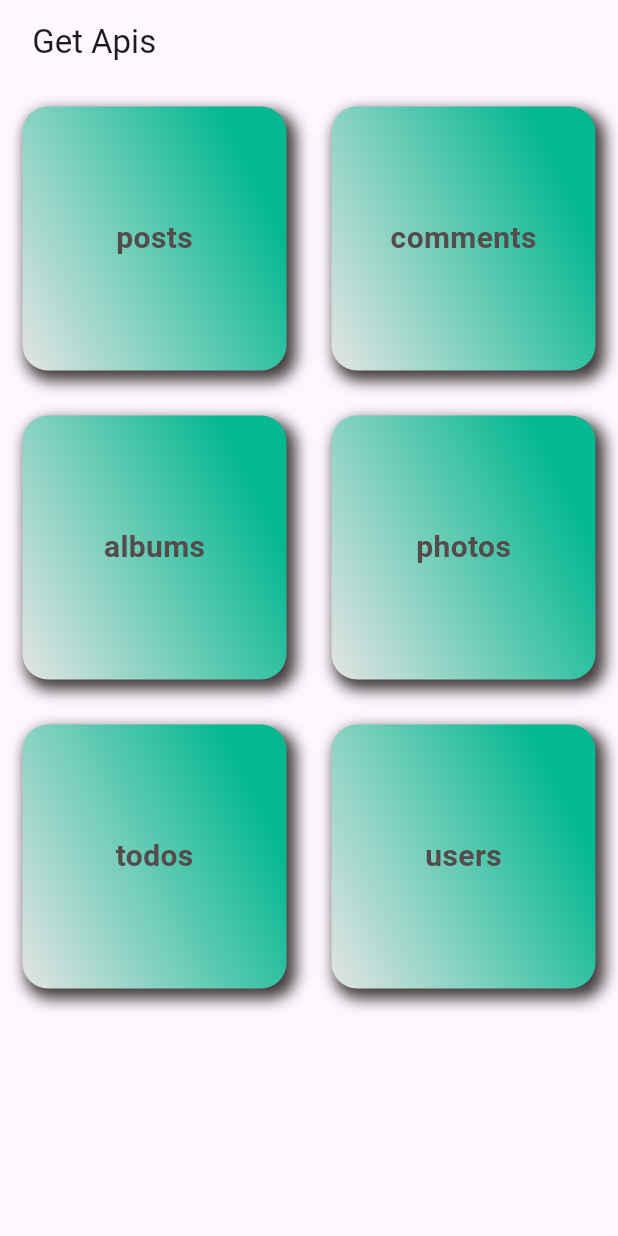
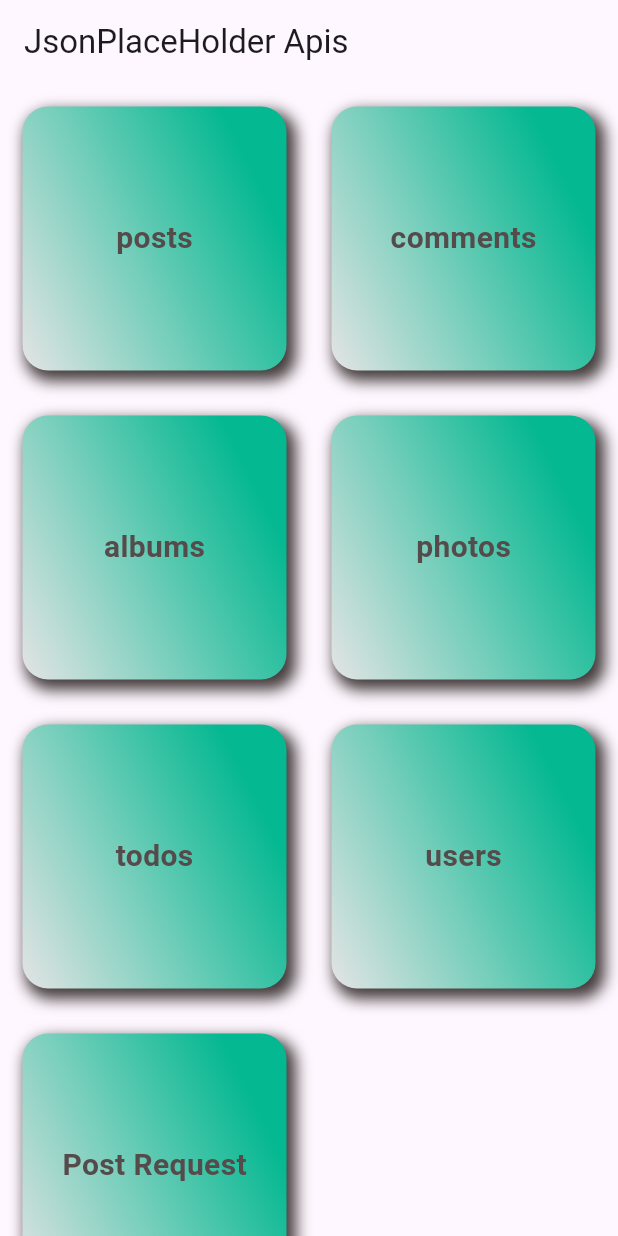
Before and after one commit to RezaEftekhar/json, a Flutter app: the screen it shows after launch, on a phone screen of 412 x 824 dp. Run offline on Flutter 3.47's test engine with Material 3 defaults, Android fonts, the phone set to English and light mode, and no system bars; our stand-ins replace bloc, dio, flutter_bloc, get_it.

Commit message:
post request feature added

```diff
--- a/lib/common/models/home_model.dart
+++ b/lib/common/models/home_model.dart
@@ -11,4 +11,5 @@
   HomeModel(title: 'photos'),
   HomeModel(title: 'todos'),
   HomeModel(title: 'users'),
+  HomeModel(title: 'Post Request')
 ];
--- a/lib/common/screens/home_screen.dart
+++ b/lib/common/screens/home_screen.dart
@@ -4,6 +4,7 @@
 import 'package:json_place_holder/common/models/home_model.dart';
 import 'package:json_place_holder/common/widgets/home_items_widget.dart';
 import 'package:json_place_holder/photos/presentation/screens/photos_screen.dart';
+import 'package:json_place_holder/post%20request/presentation/screens/post_request_screen.dart';
 import 'package:json_place_holder/posts/presentation/screens/posts_screen.dart';
 import 'package:json_place_holder/todos/presentation/screens/todos_screen.dart';
 import 'package:json_place_holder/users/presentation/Screens/users_screen.dart';
@@ -15,7 +16,7 @@
   Widget build(BuildContext context) {
     return Scaffold(
       appBar: AppBar(
-        title: const Text(' Get Apis'),
+        title: const Text('JsonPlaceHolder Apis'),
       ),
       body: GridView.builder(
         scrollDirection: Axis.vertical,
@@ -58,11 +59,17 @@
                       MaterialPageRoute(
                         builder: (context) => const TodosScreen(),
                       ));
-                      case 5:
-                      Navigator.push(
+                case 5:
+                  Navigator.push(
                       context,
                       MaterialPageRoute(
                         builder: (context) => const UsersScreen(),
+                      ));
+                case 6:
+                  Navigator.push(
+                      context,
+                      MaterialPageRoute(
+                        builder: (context) => const PostRequestScreen(),
                       ));
               }
             },
--- a/lib/core/base_bloc_provider.dart/base_bloc_provider.dart
+++ b/lib/core/base_bloc_provider.dart/base_bloc_provider.dart
@@ -4,6 +4,7 @@
 import 'package:json_place_holder/albums/presentation/bloc/albums_bloc.dart';
 import 'package:json_place_holder/comments/presentation/bloc/comments_bloc.dart';
 import 'package:json_place_holder/photos/presentation/bloc/photos_bloc.dart';
+import 'package:json_place_holder/post%20request/presentation/bloc/post_request_bloc.dart';
 import 'package:json_place_holder/posts/presentation/bloc/posts_bloc.dart';
 import 'package:json_place_holder/todos/presentation/bloc/todos_bloc.dart';
 import 'package:json_place_holder/users/presentation/bloc/user_bloc.dart';
@@ -32,6 +33,9 @@
       ),
       BlocProvider(
         create: (context) => GetIt.I<UserBloc>(),
+      ),
+      BlocProvider(
+        create: (context) => GetIt.I<PostRequestBloc>(),
       )
     ], child: child);
   }
--- a/lib/core/network/api_provider.dart
+++ b/lib/core/network/api_provider.dart
@@ -20,5 +20,7 @@
     return _singleton;
   }
 
-  Future<Response> get(path)async=>await _dio!.get(path);
+  Future<Response> get(path) async => await _dio!.get(path);
+  Future<Response> post(path, {Map<String, dynamic>? data}) async =>
+      await _dio!.post(path, data: data);
 }
--- /dev/null
+++ b/lib/post request/data/repository_impl/post_request_repository_impl.dart
@@ -0,0 +1,16 @@
+import 'package:json_place_holder/core/error/failure.dart';
+import 'package:json_place_holder/post%20request/data/data_source/post_request_remote_data_source.dart';
+import 'package:json_place_holder/post%20request/domain/repository/post_request_repository.dart';
+
+class PostRequestRepositoryImpl implements PostRequestRepository {
+  final PostRequestRemoteDs dataSource;
+
+  PostRequestRepositoryImpl({required this.dataSource});
+
+  @override
+  Future<(Map<String, dynamic>?, Failure?)> postRequest(
+      Map<String, dynamic> request) async {
+    final response = await dataSource.postRequest(request);
+    return (response, null);
+  }
+}
--- /dev/null
+++ b/lib/post request/domain/repository/post_request_repository.dart
@@ -0,0 +1,6 @@
+import 'package:json_place_holder/core/error/failure.dart';
+
+abstract class PostRequestRepository {
+  Future<(Map<String, dynamic>?, Failure?)> postRequest(
+      Map<String, dynamic> request);
+}
--- /dev/null
+++ b/lib/post request/domain/usecase/post_request_usecase.dart
@@ -0,0 +1,10 @@
+import 'package:json_place_holder/core/error/failure.dart';
+import 'package:json_place_holder/post%20request/domain/repository/post_request_repository.dart';
+
+class PostRequestUsecase {
+  final PostRequestRepository repository;
+  PostRequestUsecase({required this.repository});
+
+  Future<(Map<String, dynamic>?, Failure?)> call(Map<String, dynamic> param) =>
+      repository.postRequest(param);
+}
--- /dev/null
+++ b/lib/post request/presentation/bloc/post_request_bloc.dart
@@ -0,0 +1,20 @@
+import 'package:bloc/bloc.dart';
+import 'package:json_place_holder/post%20request/domain/usecase/post_request_usecase.dart';
+
+part 'post_request_event.dart';
+part 'post_request_state.dart';
+
+class PostRequestBloc extends Bloc<PostRequestEvent, PostRequestState> {
+  final PostRequestUsecase usecase;
+  PostRequestBloc({required this.usecase}) : super(PostRequestInitial()) {
+    on<PostAllRequests>((event, emit) async {
+      emit(PostRequestLoading());
+
+      var (data, error) =
+          await usecase.call({'title': event.title, 'body': event.body});
+      data != null
+          ? emit(PostRequestCompleted())
+          : emit(PostRequestError(error: error.toString()));
+    });
+  }
+}
--- /dev/null
+++ b/lib/post request/presentation/bloc/post_request_event.dart
@@ -0,0 +1,13 @@
+part of 'post_request_bloc.dart';
+
+
+abstract class PostRequestEvent {
+  final String? title;
+  final String? body;
+
+  PostRequestEvent({required this.title, required this.body});
+}
+
+class PostAllRequests extends PostRequestEvent{
+  PostAllRequests({required super.title, required super.body});
+}
--- /dev/null
+++ b/lib/post request/presentation/bloc/post_request_state.dart
@@ -0,0 +1,17 @@
+part of 'post_request_bloc.dart';
+
+abstract class PostRequestState {
+  final String? error;
+
+  PostRequestState({this.error});
+}
+
+class PostRequestInitial extends PostRequestState {}
+
+class PostRequestLoading extends PostRequestState {}
+
+class PostRequestCompleted extends PostRequestState {}
+
+class PostRequestError extends PostRequestState {
+  PostRequestError({super.error});
+}
```
Also changed, not shown: lib/core/service_locator/service_locator.dart (+12 -0 lines), lib/post request/data/data_source/post_request_remote_data_source.dart (added, +22 -0 lines), lib/post request/presentation/screens/post_request_screen.dart (added, +83 -0 lines).
